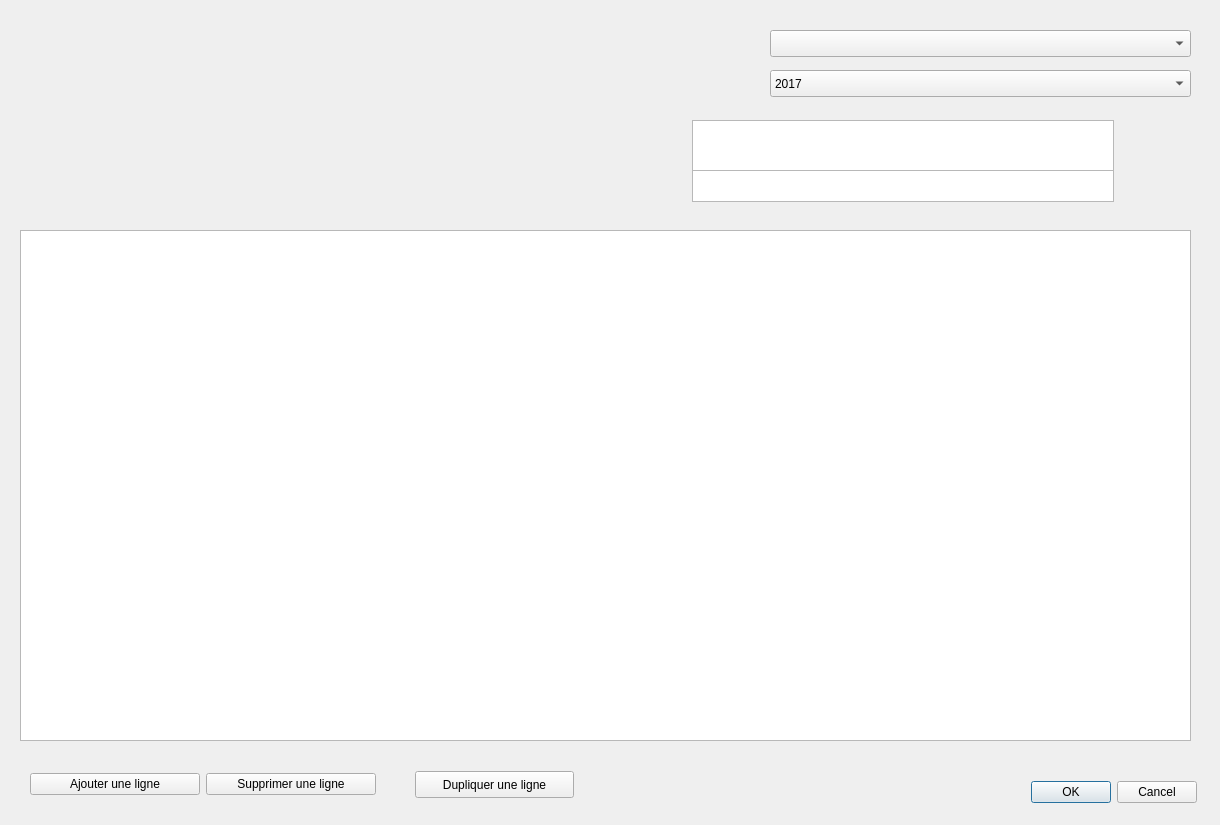
Before: the Qt Designer form ui_bdsuivis_dialog.ui in VincentD/bdtravaux, drawn with Qt 5.
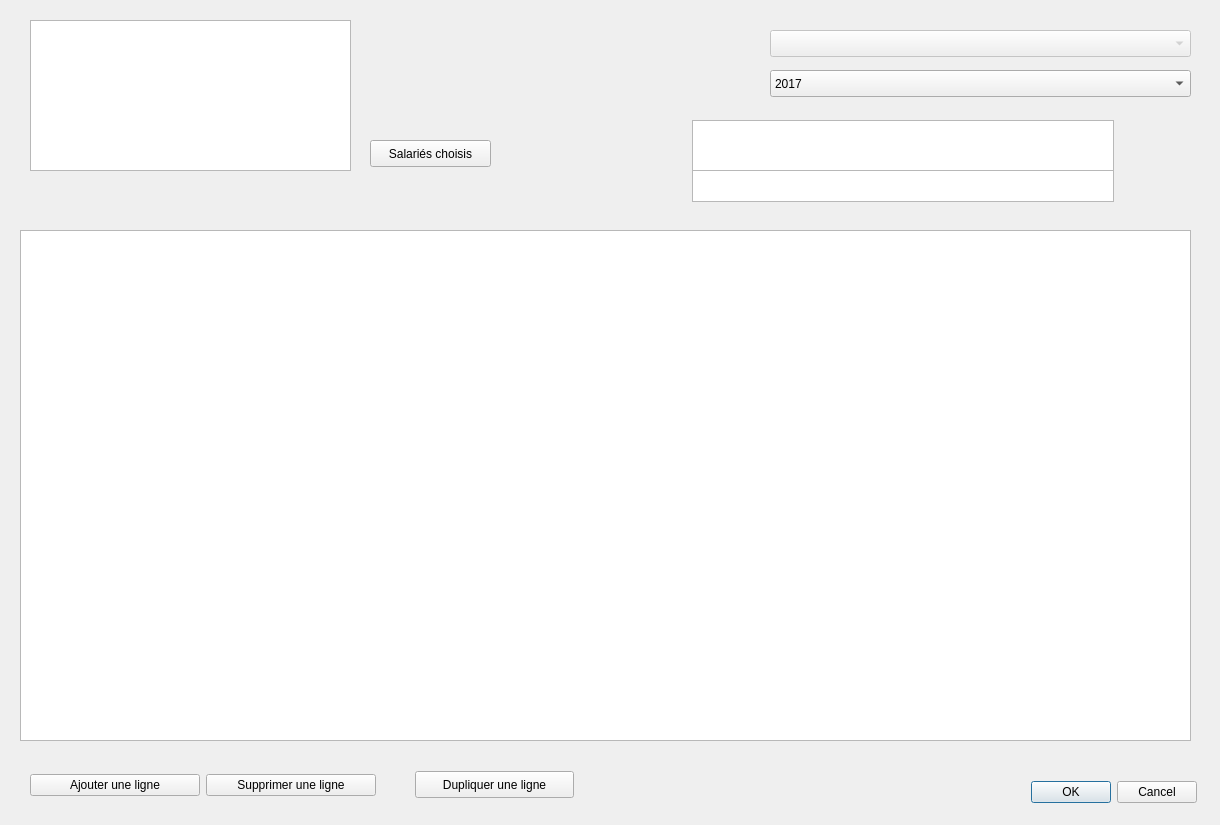
After: the same form once the commit is applied.

Commit message: BDSuivis : - ajout de ligne dans le QTableView fonctionne - duplication de lignes dans ls le QTableView fonctionne - remplacement de la combobox "salarie" par une liste à choix multiple - possibilité d'afficher les données de plusieurs salariés en même temps : construction des widgets et du code. Reste un bug, qui fait que seuls les données du premier salarié sélectionné sont affichées.

What changed in the file:
```diff
--- a/ui_bdsuivis_dialog.ui
+++ b/ui_bdsuivis_dialog.ui
@@ -40,6 +40,9 @@
    </property>
   </widget>
   <widget class="QComboBox" name="cbx_chsalarie">
+   <property name="enabled">
+    <bool>false</bool>
+   </property>
    <property name="geometry">
     <rect>
      <x>770</x>
@@ -188,9 +191,9 @@
    <property name="geometry">
     <rect>
      <x>30</x>
-     <y>770</y>
+     <y>760</y>
      <width>346</width>
-     <height>29</height>
+     <height>51</height>
     </rect>
    </property>
    <layout class="QHBoxLayout" name="horizontalLayout">
@@ -223,6 +226,32 @@
     <string>Dupliquer une ligne</string>
    </property>
   </widget>
+  <widget class="QListWidget" name="lst_salaries">
+   <property name="geometry">
+    <rect>
+     <x>30</x>
+     <y>20</y>
+     <width>321</width>
+     <height>151</height>
+    </rect>
+   </property>
+   <property name="selectionMode">
+    <enum>QAbstractItemView::ExtendedSelection</enum>
+   </property>
+  </widget>
+  <widget class="QPushButton" name="btn_choisal">
+   <property name="geometry">
+    <rect>
+     <x>370</x>
+     <y>140</y>
+     <width>121</width>
+     <height>27</height>
+    </rect>
+   </property>
+   <property name="text">
+    <string>Salariés choisis</string>
+   </property>
+  </widget>
  </widget>
  <resources/>
  <connections>
```
The commit also changes 6 other files.
